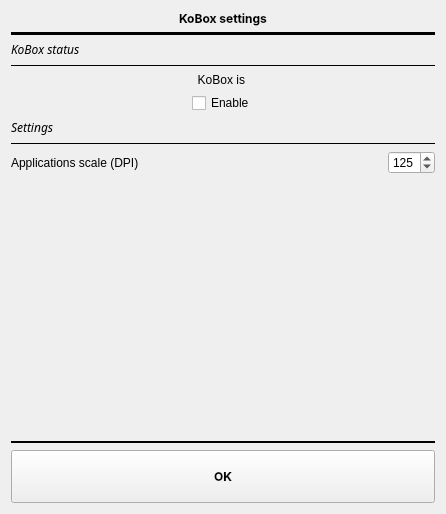
This is koboxsettings.ui in Quill-OS/quill as Qt 5 draws it before an edit. The edited form follows.
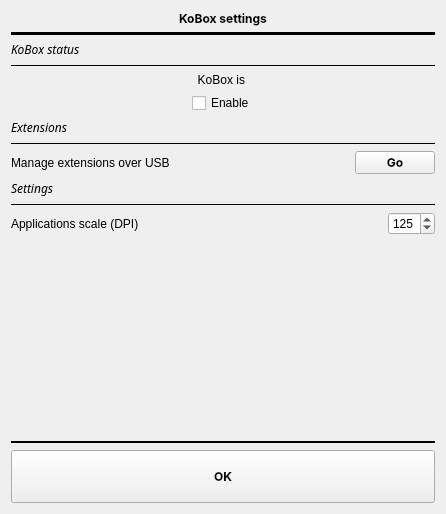
This is the edited form.

Commit message: Manage KoBox extensions via USB

Patch:
```diff
--- a/koboxsettings.ui
+++ b/koboxsettings.ui
@@ -80,19 +80,6 @@
          </property>
          <item>
           <layout class="QGridLayout" name="gridLayout_2">
-           <item row="6" column="0">
-            <widget class="QLabel" name="label_3">
-             <property name="font">
-              <font>
-               <family>Chivo</family>
-               <italic>true</italic>
-              </font>
-             </property>
-             <property name="text">
-              <string>Settings</string>
-             </property>
-            </widget>
-           </item>
            <item row="3" column="0">
             <widget class="QLabel" name="koboxStatusLabel">
              <property name="text">
@@ -103,7 +90,56 @@
              </property>
             </widget>
            </item>
+           <item row="2" column="0">
+            <widget class="Line" name="line_3">
+             <property name="frameShadow">
+              <enum>QFrame::Plain</enum>
+             </property>
+             <property name="orientation">
+              <enum>Qt::Horizontal</enum>
+             </property>
+            </widget>
+           </item>
+           <item row="1" column="0">
+            <widget class="QLabel" name="label_2">
+             <property name="font">
+              <font>
+               <family>Chivo</family>
+               <italic>true</italic>
+              </font>
+             </property>
+             <property name="text">
+              <string>KoBox status</string>
+             </property>
+            </widget>
+           </item>
+           <item row="6" column="0">
+            <widget class="QLabel" name="label_5">
+             <property name="font">
+              <font>
+               <family>Chivo</family>
+               <italic>true</italic>
+              </font>
+             </property>
+             <property name="text">
+              <string>Extensions</string>
+             </property>
+            </widget>
+           </item>
            <item row="9" column="0">
+            <widget class="QLabel" name="label_3">
+             <property name="font">
+              <font>
+               <family>Chivo</family>
+               <italic>true</italic>
+              </font>
+             </property>
+             <property name="text">
+              <string>Settings</string>
+             </property>
+            </widget>
+           </item>
+           <item row="12" column="0">
             <spacer name="verticalSpacer">
              <property name="orientation">
               <enum>Qt::Vertical</enum>
@@ -116,29 +152,6 @@
              </property>
             </spacer>
            </item>
-           <item row="2" column="0">
-            <widget class="Line" name="line_3">
-             <property name="frameShadow">
-              <enum>QFrame::Plain</enum>
-             </property>
-             <property name="orientation">
-              <enum>Qt::Horizontal</enum>
-             </property>
-            </widget>
-           </item>
-           <item row="1" column="0">
-            <widget class="QLabel" name="label_2">
-             <property name="font">
-              <font>
-               <family>Chivo</family>
-               <italic>true</italic>
-              </font>
-             </property>
-             <property name="text">
-              <string>KoBox status</string>
-             </property>
-            </widget>
-           </item>
            <item row="5" column="0">
             <layout class="QGridLayout" name="gridLayout_3">
              <item row="0" column="1">
@@ -176,17 +189,7 @@
              </item>
             </layout>
            </item>
-           <item row="7" column="0">
-            <widget class="Line" name="line_4">
-             <property name="frameShadow">
-              <enum>QFrame::Plain</enum>
-             </property>
-             <property name="orientation">
-              <enum>Qt::Horizontal</enum>
-             </property>
-            </widget>
-           </item>
-           <item row="8" column="0">
+           <item row="11" column="0">
             <layout class="QGridLayout" name="gridLayout_4">
              <property name="bottomMargin">
               <number>0</number>
@@ -229,6 +232,67 @@
              </item>
             </layout>
            </item>
+           <item row="7" column="0">
+            <widget class="Line" name="line_5">
+             <property name="frameShadow">
+              <enum>QFrame::Plain</enum>
+             </property>
+             <property name="orientation">
+              <enum>Qt::Horizontal</enum>
+             </property>
+            </widget>
+           </item>
+           <item row="10" column="0">
+            <widget class="Line" name="line_4">
+             <property name="frameShadow">
+              <enum>QFrame::Plain</enum>
+             </property>
+             <property name="orientation">
+              <enum>Qt::Horizontal</enum>
+             </property>
+            </widget>
+           </item>
+           <item row="8" column="0">
+            <layout class="QGridLayout" name="usbmsGridLayout">
+             <property name="bottomMargin">
+              <number>0</number>
+             </property>
+             <item row="0" column="2">
+              <widget class="QPushButton" name="pushButton">
+               <property name="font">
+                <font>
+                 <family>Inter</family>
+                 <weight>75</weight>
+                 <bold>true</bold>
+                </font>
+               </property>
+               <property name="text">
+                <string>Go</string>
+               </property>
+              </widget>
+             </item>
+             <item row="0" column="0">
+              <widget class="QLabel" name="label_6">
+               <property name="text">
+                <string>Manage extensions over USB</string>
+               </property>
+              </widget>
+             </item>
+             <item row="0" column="1">
+              <spacer name="horizontalSpacer_4">
+               <property name="orientation">
+                <enum>Qt::Horizontal</enum>
+               </property>
+               <property name="sizeHint" stdset="0">
+                <size>
+                 <width>40</width>
+                 <height>20</height>
+                </size>
+               </property>
+              </spacer>
+             </item>
+            </layout>
+           </item>
           </layout>
          </item>
         </layout>
```
The commit also changes 5 other files.
